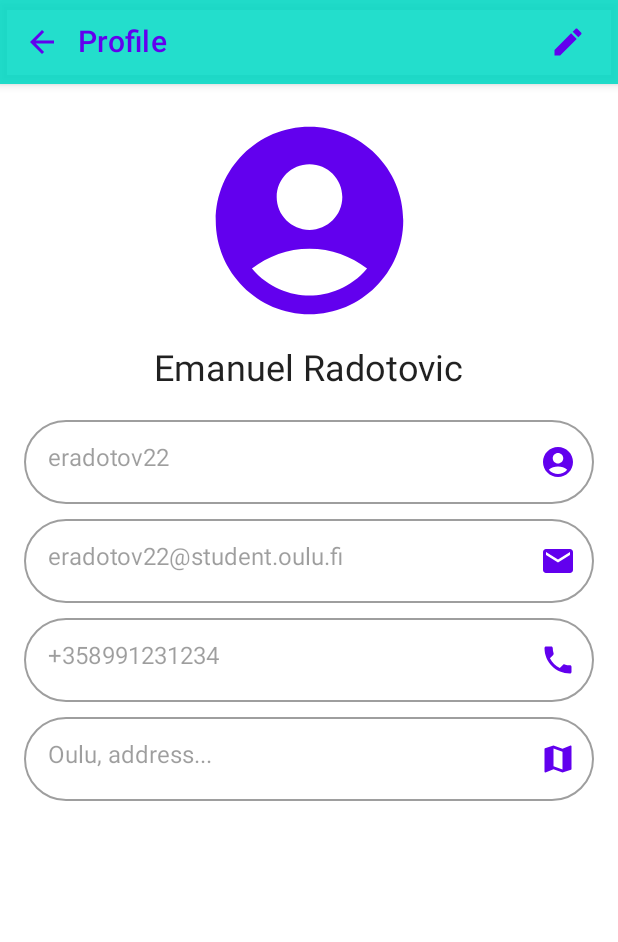
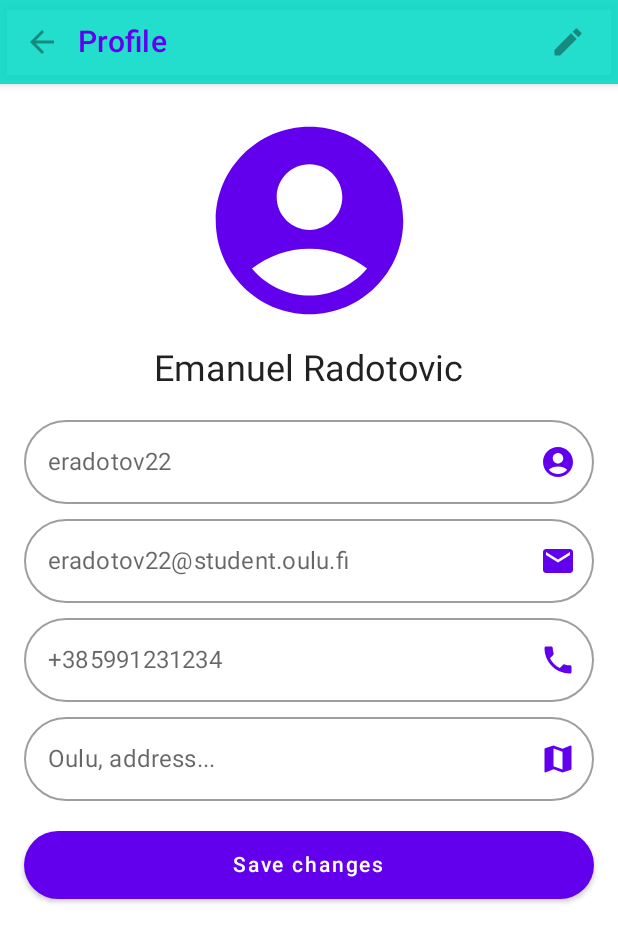
Before and after one commit to e3mii/Reminder_application, an Android app built with Jetpack Compose: the composable Profile shown on its own in the app's theme, after a tap on "Edit", on a phone screen of 412 x 824 dp. Shown: the top 942 px of the screen. Run offline under Robolectric (Android 15) with nearby library versions, the phone set to English and light mode, and no system bars; our stand-ins replace accompanist.

Commit message:
[Profile] added functionality of changing user information / while changing info appTopBar buttons are disabled and "Save changes" button appears

```diff
--- a/app/src/main/java/com/eradotov/homework/ui/home/Home.kt
+++ b/app/src/main/java/com/eradotov/homework/ui/home/Home.kt
@@ -108,6 +108,7 @@ private fun HomeAppBar(
             }
             /*TODO: 1) fix logout for back press
             *       2) display alert box logout/cancel*/
+            /*TODO: 1) potential fix navigation.clearStack or something similar (need to try)*/
             IconButton(
                 onClick = {
                     navController.navigate("login")
--- a/app/src/main/java/com/eradotov/homework/ui/profile/Profile.kt
+++ b/app/src/main/java/com/eradotov/homework/ui/profile/Profile.kt
@@ -7,6 +7,8 @@ import androidx.compose.material.*
 import androidx.compose.material.icons.Icons
 import androidx.compose.material.icons.filled.*
 import androidx.compose.runtime.Composable
+import androidx.compose.runtime.mutableStateOf
+import androidx.compose.runtime.saveable.rememberSaveable
 import androidx.compose.ui.Alignment
 import androidx.compose.ui.Modifier
 import androidx.compose.ui.platform.LocalContext
@@ -21,6 +23,21 @@ fun Profile(
     onBackPress: () -> Unit
 ) {
     val context = LocalContext.current
+    val textEditEnable = rememberSaveable{ mutableStateOf(false ) }
+    val appTopBarButtonDisable = rememberSaveable{ mutableStateOf( true ) }
+    val saveButtonShow = rememberSaveable{ mutableStateOf( false ) }
+    val profileUsername = rememberSaveable {
+        mutableStateOf("")
+    }
+    val profileEmail = rememberSaveable {
+        mutableStateOf("")
+    }
+    val profileMobile = rememberSaveable {
+        mutableStateOf("")
+    }
+    val profileAddress = rememberSaveable {
+        mutableStateOf("")
+    }
 
     Surface {
         Column(
@@ -32,13 +49,21 @@ fun Profile(
                 backgroundColor = MaterialTheme.colors.secondary.copy(alpha = 0.87f),
             ) {
                 IconButton(
-                    onClick = onBackPress
+                    onClick = onBackPress,
+                    enabled = appTopBarButtonDisable.value
                 ) {
+                    if(!appTopBarButtonDisable.value){
+                        Icon(
+                            imageVector = Icons.Default.ArrowBack,
+                            contentDescription = null
+                        )
+                    } else {
                         Icon(
                             imageVector = Icons.Default.ArrowBack,
                             contentDescription = null,
                             tint = MaterialTheme.colors.primary
                         )
+                    }
                 }
                 Text(
                     text = "Profile",
@@ -52,13 +77,25 @@ fun Profile(
                     horizontalArrangement = Arrangement.End
                 ) {
                     IconButton(
-                        onClick = { Toast.makeText(context, "Under construction...will enable change", Toast.LENGTH_SHORT).show() }
+                        onClick = {
+                            textEditEnable.value = true
+                            appTopBarButtonDisable.value = false
+                            saveButtonShow.value = true
+                        },
+                        enabled = appTopBarButtonDisable.value
                     ) {
+                        if(!appTopBarButtonDisable.value){
+                            Icon(
+                                imageVector = Icons.Default.Edit,
+                                contentDescription = stringResource(R.string.edit)
+                            )
+                        } else {
                             Icon(
                                 imageVector = Icons.Default.Edit,
                                 contentDescription = stringResource(R.string.edit),
                                 tint = MaterialTheme.colors.primary
                             )
+                        }
                     }
                 }
             }
@@ -83,9 +120,10 @@ fun Profile(
                 Spacer(modifier = Modifier.height(20.dp))
                 OutlinedTextField(
                     modifier = Modifier.fillMaxWidth(),
-                    value = "eradotov22",
-                    enabled = false,
-                    onValueChange = {},
+                    value = profileUsername.value,
+                    placeholder = { Text(text = "eradotov22")},
+                    enabled = textEditEnable.value,
+                    onValueChange = { data -> profileUsername.value = data },
                     keyboardOptions = KeyboardOptions(
                         keyboardType = KeyboardType.Text
                     ),
@@ -101,9 +139,10 @@ fun Profile(
                 Spacer(modifier = Modifier.height(10.dp))
                 OutlinedTextField(
                     modifier = Modifier.fillMaxWidth(),
-                    value = "eradotov22@student.oulu.fi",
-                    enabled = false,
-                    onValueChange = {},
+                    value = profileEmail.value,
+                    placeholder = { Text(text = "eradotov22@student.oulu.fi")},
+                    enabled = textEditEnable.value,
+                    onValueChange = { data -> profileEmail.value = data },
                     keyboardOptions = KeyboardOptions(
                         keyboardType = KeyboardType.Text
                     ),
@@ -119,11 +158,12 @@ fun Profile(
                 Spacer(modifier = Modifier.height(10.dp))
                 OutlinedTextField(
                     modifier = Modifier.fillMaxWidth(),
-                    value = "+358991231234",
-                    enabled = false,
-                    onValueChange = {},
+                    value = profileMobile.value,
+                    placeholder = { Text(text = "+385991231234")},
+                    enabled = textEditEnable.value,
+                    onValueChange = { data -> profileMobile.value = data },
                     keyboardOptions = KeyboardOptions(
-                        keyboardType = KeyboardType.Number
+                        keyboardType = KeyboardType.Phone
                     ),
                     textStyle = MaterialTheme.typography.body1,
                     trailingIcon = {
@@ -137,9 +177,10 @@ fun Profile(
                 Spacer(modifier = Modifier.height(10.dp))
                 OutlinedTextField(
                     modifier = Modifier.fillMaxWidth(),
-                    value = "Oulu, address...",
-                    enabled = false,
-                    onValueChange = {},
+                    value = profileAddress.value,
+                    placeholder = { Text(text = "Oulu, address...")},
+                    enabled = textEditEnable.value,
+                    onValueChange = { data -> profileAddress.value = data },
                     keyboardOptions = KeyboardOptions(
                         keyboardType = KeyboardType.Text
                     ),
@@ -152,7 +193,25 @@ fun Profile(
                         )
                     }
                 )
+                Spacer(modifier = Modifier.height(20.dp))
+                if(saveButtonShow.value){
+                    Button(
+                        onClick = {
+                            textEditEnable.value = false
+                            appTopBarButtonDisable.value = true
+                            saveButtonShow.value = false
+                            Toast.makeText(context, "Under construction...will update new data to database", Toast.LENGTH_SHORT).show()
+                        },
+                        enabled = true,
+                        modifier = Modifier
+                            .fillMaxWidth()
+                            .size(45.dp),
+                        shape = MaterialTheme.shapes.small
+                    ) {
+                        Text(text = "Save changes")
                     }
                 }
             }
         }
+    }
+}
```
Lines whose indentation alone changed are shown as unchanged.
